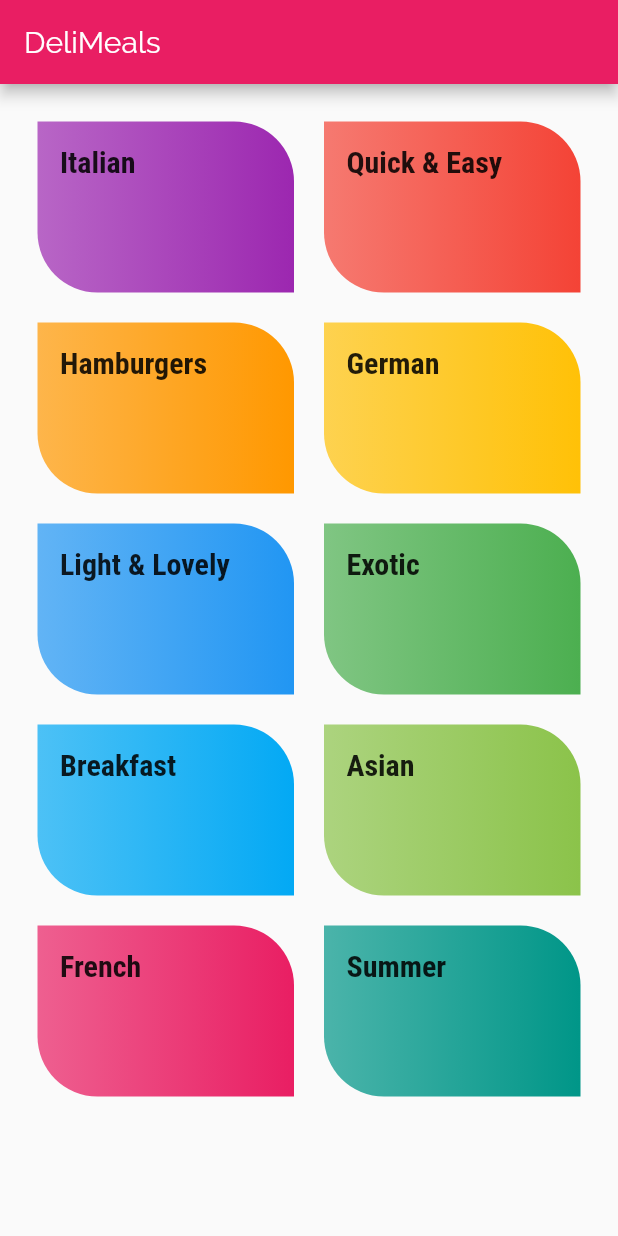
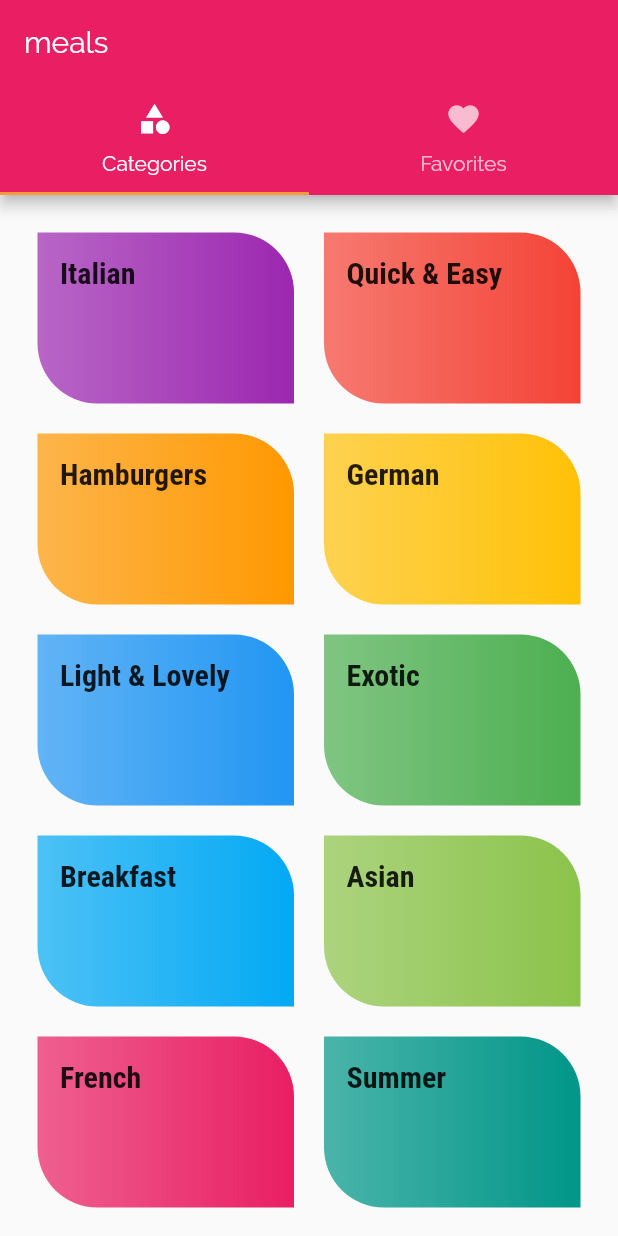
Before and after one commit to AhmedNagii/MealsApp, a Flutter app: the screen it shows after launch, on a phone screen of 412 x 824 dp. Run offline on Flutter 3.47's test engine with Material 2 defaults, Android fonts, the phone set to English and light mode, and no system bars.

```diff
--- a/lib/main.dart
+++ b/lib/main.dart
@@ -1,8 +1,10 @@
 import 'dart:ui';
 
 import 'package:flutter/material.dart';
+import './screens/taps_screen.dart';
 import 'screens/categories_screen.dart';
 import 'screens/category_meals_screen.dart';
+import 'screens/meal_detail_screen.dart';
 
 void main() {
   runApp(MyApp());
@@ -30,10 +32,25 @@ class MyApp extends StatelessWidget {
                 fontFamily: "RobotoCondensed",
                 fontWeight: FontWeight.bold)),
       ),
-      home: CategoriesScreen(),
+      home: TabsScreen(),
       routes: {
         CategoryMealsScreen.routeName: (ctx) => CategoryMealsScreen(),
+        MealDetailScreen.routeName: (ctx) => MealDetailScreen(),
+      },
+
+      // if we do not have onGenerateRoute even or unknown rout so,
+      // we stil can show something on he  screen
+      onUnknownRoute: (settings) {
+        return MaterialPageRoute(builder: (ctx) => CategoryMealsScreen());
       },
     );
   }
 }
+
+//it can be used if we want handle case have an issue
+// to move to another page we do not ecoect
+// onGenerateRoute: (settings) {
+//   print(settings.arguments);
+//   if(settings.name == "/meal-detail"){
+//     return MaterialPageRoute(builder: (ctx)=> CategoriesScreen());
+//   }}
--- a/lib/screens/categories_screen.dart
+++ b/lib/screens/categories_screen.dart
@@ -5,11 +5,7 @@ import '../dummy_data.dart';
 class CategoriesScreen extends StatelessWidget {
   @override
   Widget build(BuildContext context) {
-    return Scaffold(
-      appBar: AppBar(
-        title: const Text("DeliMeals"),
-      ),
-      body: GridView(
+    return GridView(
       padding: EdgeInsets.all(25),
       children: DUMMY_CATEGORIES
           .map((catData) => CategoryItem(
@@ -24,7 +20,6 @@ class CategoriesScreen extends StatelessWidget {
         crossAxisSpacing: 20,
         mainAxisSpacing: 20,
       ),
-      ),
     );
   }
 }
--- a/lib/screens/category_meals_screen.dart
+++ b/lib/screens/category_meals_screen.dart
@@ -25,6 +25,7 @@ class CategoryMealsScreen extends StatelessWidget {
         child: ListView.builder(
           itemBuilder: (ctx, index) {
             return MealItem(
+              id: categoriesMeals[index].id,
               title: categoriesMeals[index].title,
               duration: categoriesMeals[index].duration,
               imageUrl: categoriesMeals[index].imageUrl,
--- /dev/null
+++ b/lib/screens/taps_screen.dart
@@ -0,0 +1,37 @@
+import 'package:flutter/material.dart';
+import './categories_screen.dart';
+import './favorites_screen.dart';
+
+class TabsScreen extends StatefulWidget {
+  @override
+  _TabsScreenState createState() => _TabsScreenState();
+}
+
+class _TabsScreenState extends State<TabsScreen> {
+  @override
+  Widget build(BuildContext context) {
+    return DefaultTabController(
+      length: 2,
+      //  initialIndex: 1,  we can use it to choose which screen has to start
+      child: Scaffold(
+        appBar: AppBar(
+          title: Text("meals"),
+          bottom: TabBar(tabs: <Widget>[
+            Tab(
+              icon: Icon(Icons.category),
+              text: "Categories",
+            ),
+            Tab(
+              icon: Icon(Icons.favorite),
+              text: "Favorites",
+            ),
+          ]),
+        ),
+        body: TabBarView(children: <Widget>[
+          CategoriesScreen(),
+          FavoritesScreen(),
+        ]),
+      ),
+    );
+  }
+}
```
Also changed, not shown: lib/screens/favorites_screen.dart (added, +8 -0 lines), lib/screens/meal_detail_screen.dart (+98 -0 lines), lib/widgets/meal_Item.dart (+8 -3 lines). Lines whose indentation alone changed are shown as unchanged.
